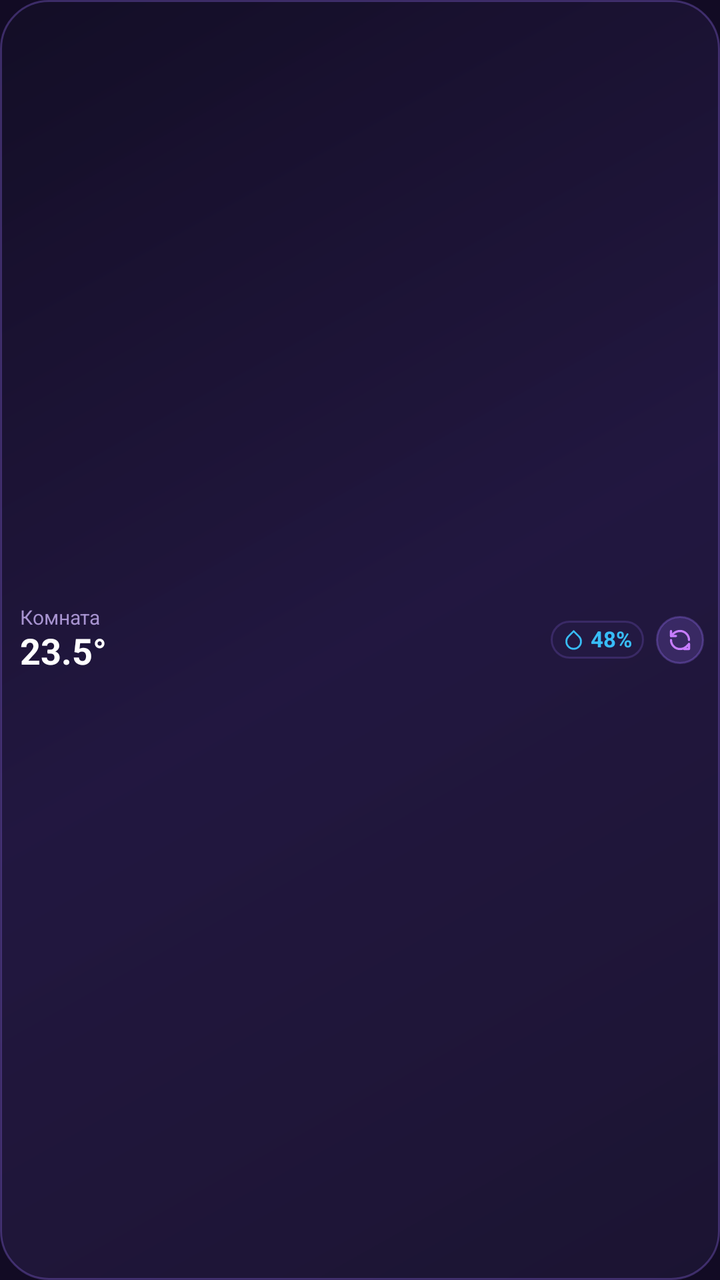
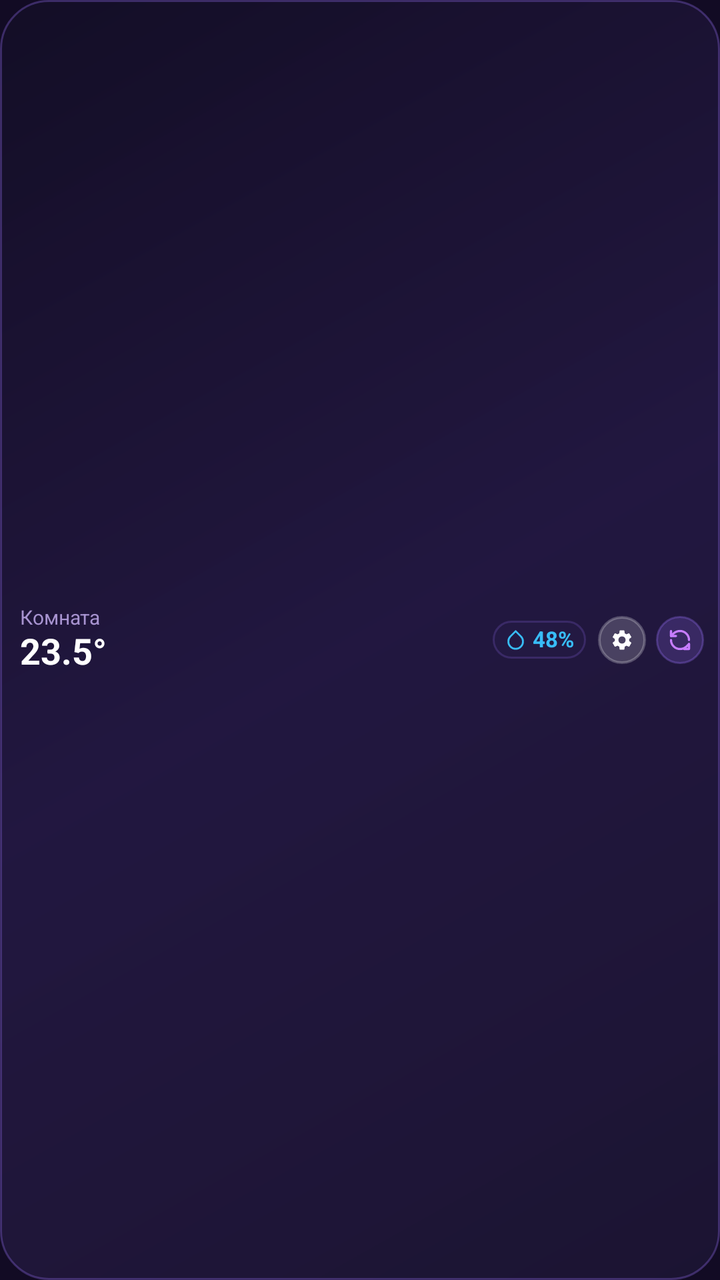

Screens rendered from an Android XML layout before and after an edit, with the pre-edit source and the edit as a unified diff.
<!-- AndroidManifest.xml: application theme Theme.AliceHomeWidget -->
<!-- res/layout/widget_alice_compact_2x1.xml -->
<?xml version="1.0" encoding="utf-8"?>
<LinearLayout xmlns:android="http://schemas.android.com/apk/res/android"
    android:id="@+id/rootLayoutCompact2x1"
    android:layout_width="match_parent"
    android:layout_height="match_parent"
    android:background="@drawable/bg_skin_alice"
    android:gravity="center_vertical"
    android:orientation="horizontal"
    android:paddingStart="10dp"
    android:paddingTop="4dp"
    android:paddingEnd="8dp"
    android:paddingBottom="4dp">

    
    <LinearLayout
        android:layout_width="0dp"
        android:layout_height="wrap_content"
        android:layout_weight="1"
        android:gravity="center_vertical"
        android:orientation="vertical">

        <TextView
            android:id="@+id/tvCompact2x1RoomName"
            android:layout_width="wrap_content"
            android:layout_height="wrap_content"
            android:ellipsize="end"
            android:includeFontPadding="false"
            android:maxLines="1"
            android:text="Комната"
            android:textColor="@color/alice_text_muted"
            android:textSize="10sp" />

        <TextView
            android:id="@+id/tvCompact2x1Temp"
            android:layout_width="wrap_content"
            android:layout_height="wrap_content"
            android:layout_marginTop="1dp"
            android:includeFontPadding="false"
            android:maxLines="1"
            android:text="23.5°"
            android:textColor="@color/alice_text_white"
            android:textSize="18sp"
            android:textStyle="bold" />
    </LinearLayout>

    
    <LinearLayout
        android:id="@+id/layoutCompact2x1Humidity"
        android:layout_width="wrap_content"
        android:layout_height="wrap_content"
        android:layout_marginStart="6dp"
        android:layout_marginEnd="6dp"
        android:background="@drawable/bg_tile_alice"
        android:gravity="center_vertical"
        android:orientation="horizontal"
        android:paddingStart="6dp"
        android:paddingTop="3dp"
        android:paddingEnd="6dp"
        android:paddingBottom="3dp">

        <ImageView
            android:id="@+id/ivCompact2x1Humidity"
            android:layout_width="11dp"
            android:layout_height="11dp"
            android:src="@drawable/ic_humidity" />

        <TextView
            android:id="@+id/tvCompact2x1Humidity"
            android:layout_width="wrap_content"
            android:layout_height="wrap_content"
            android:layout_marginStart="3dp"
            android:includeFontPadding="false"
            android:maxLines="1"
            android:text="48%"
            android:textColor="@color/sensor_humidity_cyan"
            android:textSize="11sp"
            android:textStyle="bold" />
    </LinearLayout>

    
    <FrameLayout
        android:id="@+id/btnCompact2x1Refresh"
        android:layout_width="24dp"
        android:layout_height="24dp"
        android:background="@drawable/bg_btn_alice">

        <ImageView
            android:layout_width="12dp"
            android:layout_height="12dp"
            android:layout_gravity="center"
            android:contentDescription="Обновить"
            android:src="@drawable/ic_refresh" />
    </FrameLayout>

</LinearLayout>
<!-- resources referenced by this layout -->
<resources>
  <color name="alice_text_muted">#A793D0</color>
  <color name="alice_text_white">#FFFFFF</color>
  <color name="sensor_humidity_cyan">#38BDF8</color>
  <!-- drawable bg_btn_alice (drawable) -->
  <?xml version="1.0" encoding="utf-8"?>
  <shape xmlns:android="http://schemas.android.com/apk/res/android"
      android:shape="oval">
      <solid android:color="#339D74FF" />
      <stroke
          android:width="1dp"
          android:color="#4D9D74FF" />
  </shape>
  <!-- drawable bg_skin_alice (drawable) -->
  <?xml version="1.0" encoding="utf-8"?>
  <shape xmlns:android="http://schemas.android.com/apk/res/android"
      android:shape="rectangle">
      <corners android:radius="24dp" />
      <gradient
          android:angle="135"
          android:startColor="#E61C1433"
          android:centerColor="#D9241944"
          android:endColor="#E6130D26"
          android:type="linear" />
      <stroke
          android:width="1dp"
          android:color="#4D9D74FF" />
  </shape>
  <!-- drawable bg_tile_alice (drawable) -->
  <?xml version="1.0" encoding="utf-8"?>
  <shape xmlns:android="http://schemas.android.com/apk/res/android"
      android:shape="rectangle">
      <corners android:radius="14dp" />
      <solid android:color="#26302257" />
      <stroke
          android:width="1dp"
          android:color="#339D74FF" />
  </shape>
  <!-- drawable ic_humidity (drawable) -->
  <vector xmlns:android="http://schemas.android.com/apk/res/android"
      android:width="24dp"
      android:height="24dp"
      android:viewportWidth="24"
      android:viewportHeight="24">
      <path
          android:strokeColor="#FF38BDF8"
          android:strokeWidth="2"
          android:strokeLineCap="round"
          android:strokeLineJoin="round"
          android:fillColor="#00000000"
          android:pathData="M12,2.69l5.66,5.66a8,8 0 1,1 -11.31,0z" />
  </vector>
  <color name="alice_neon_purple">#9D4EDD</color>
  <color name="white">#FFFFFFFF</color>
  <color name="alice_primary_purple">#7B2CBF</color>
  <color name="alice_purple_dark">#120B24</color>
  <!-- unchanged entries left out for length: 2 -->
</resources>

<!-- the commit's change to res/layout/widget_alice_compact_2x1.xml (unified diff, before → after) -->
@@ -79,6 +79,22 @@
 
     
     <FrameLayout
+        android:id="@+id/btnCompact2x1Configure"
+        android:layout_width="24dp"
+        android:layout_height="24dp"
+        android:layout_marginEnd="5dp"
+        android:background="@drawable/bg_btn_xiaomi">
+
+        <ImageView
+            android:layout_width="12dp"
+            android:layout_height="12dp"
+            android:layout_gravity="center"
+            android:contentDescription="Настроить"
+            android:src="@drawable/ic_gear" />
+    </FrameLayout>
+
+    
+    <FrameLayout
         android:id="@+id/btnCompact2x1Refresh"
         android:layout_width="24dp"
         android:layout_height="24dp"
<!-- resource entries referenced after the edit -->
@@ -11,6 +11,15 @@
       <stroke
           android:width="1dp"
           android:color="#4D9D74FF" />
+  </shape>
+  <!-- drawable bg_btn_xiaomi (drawable) -->
+  <?xml version="1.0" encoding="utf-8"?>
+  <shape xmlns:android="http://schemas.android.com/apk/res/android"
+      android:shape="oval">
+      <solid android:color="#2EFFFFFF" />
+      <stroke
+          android:width="1.2dp"
+          android:color="#3DFFFFFF" />
   </shape>
   <!-- drawable bg_skin_alice (drawable) -->
   <?xml version="1.0" encoding="utf-8"?>
@@ -37,6 +46,16 @@
           android:width="1dp"
           android:color="#339D74FF" />
   </shape>
+  <!-- drawable ic_gear (drawable) -->
+  <vector xmlns:android="http://schemas.android.com/apk/res/android"
+      android:width="24dp"
+      android:height="24dp"
+      android:viewportWidth="24"
+      android:viewportHeight="24">
+      <path
+          android:fillColor="#FFFFFFFF"
+          android:pathData="M19.14,12.94c0.04,-0.3 0.06,-0.61 0.06,-0.94c0,-0.32 -0.02,-0.64 -0.07,-0.94l2.03,-1.58c0.18,-0.14 0.23,-0.41 0.12,-0.61l-1.92,-3.32c-0.12,-0.22 -0.37,-0.29 -0.59,-0.22l-2.39,0.96c-0.5,-0.38 -1.03,-0.7 -1.62,-0.94L14.4,2.81c-0.04,-0.24 -0.24,-0.41 -0.48,-0.41h-3.84c-0.24,0 -0.43,0.17 -0.47,0.41L9.25,5.35C8.66,5.59 8.12,5.92 7.63,6.29L5.24,5.33c-0.22,-0.08 -0.47,0 -0.59,0.22L2.74,8.87c-0.12,0.21 -0.08,0.47 0.12,0.61l2.03,1.58c-0.05,0.3 -0.09,0.63 -0.09,0.94s0.02,0.64 0.07,0.94l-2.03,1.58c-0.18,0.14 -0.23,0.41 -0.12,0.61l1.92,3.32c0.12,0.22 0.37,0.29 0.59,0.22l2.39,-0.96c0.5,0.38 1.03,0.7 1.62,0.94l0.36,2.54c0.05,0.24 0.24,0.41 0.48,0.41h3.84c0.24,0 0.44,-0.17 0.47,-0.41l0.36,-2.54c0.59,-0.24 1.13,-0.56 1.62,-0.94l2.39,0.96c0.22,0.08 0.47,0 0.59,-0.22l1.92,-3.32c0.12,-0.22 0.07,-0.47 -0.12,-0.61L19.14,12.94zM12,15.6c-1.98,0 -3.6,-1.62 -3.6,-3.6s1.62,-3.6 3.6,-3.6s3.6,1.62 3.6,3.6S13.98,15.6 12,15.6z" />
+  </vector>
   <!-- drawable ic_humidity (drawable) -->
   <vector xmlns:android="http://schemas.android.com/apk/res/android"
       android:width="24dp"
